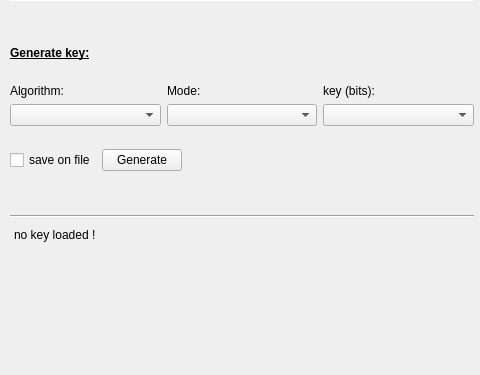
Qt form mainwindow.ui (redazzalpha/xkrypt) before a commit; both pictures show x 0 to 480 and y 225 to 600 of the 800 by 600 pixel window.
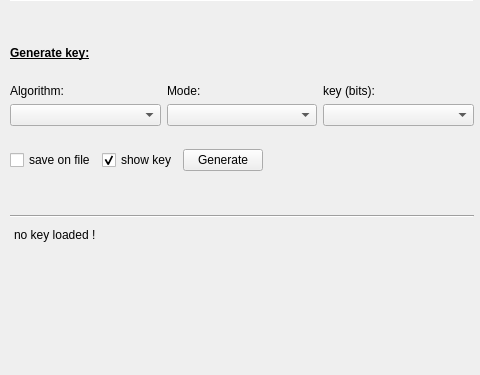
The same form after that commit.

The edit to the form file:
```diff
--- a/mainwindow.ui
+++ b/mainwindow.ui
@@ -248,6 +248,19 @@
            </property>
           </widget>
          </item>
+         <item>
+          <widget class="QCheckBox" name="m_keyMshowKey">
+           <property name="text">
+            <string>show key</string>
+           </property>
+           <property name="checked">
+            <bool>true</bool>
+           </property>
+           <property name="tristate">
+            <bool>false</bool>
+           </property>
+          </widget>
+         </item>
          <item>
           <widget class="QPushButton" name="m_keyMGenerateBtn">
            <property name="maximumSize">
```
Left out of the diff: 2 changed lines with no effect on the pictures.
